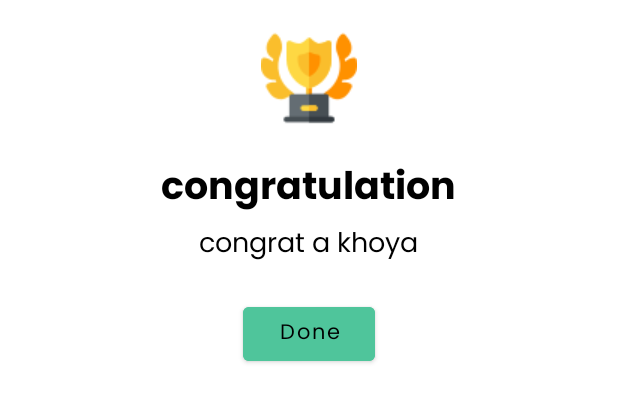
After one commit to OmarMAARAF/GymFit, an Android app: the layout dialog_congratulations.xml on its own in the app's theme, with its tools: preview values and no code run, on a phone screen of 412 x 824 dp. The commit adds this screen. Shown: the top 402 px of the screen. Run offline under Robolectric (Android 15) with nearby library versions, the phone set to English and light mode, and no system bars.

Commit message:
congratulations dialog

```diff
--- /dev/null
+++ b/app/src/main/res/layout/dialog_congratulations.xml
@@ -0,0 +1,55 @@
+<?xml version="1.0" encoding="utf-8"?>
+<RelativeLayout xmlns:android="http://schemas.android.com/apk/res/android"
+
+    android:layout_width="match_parent"
+    android:layout_height="match_parent"
+    android:padding="20dp">
+    <ImageView
+        android:layout_width="wrap_content"
+        android:layout_height="wrap_content"
+        android:id="@+id/trophypic"
+        android:src="@drawable/trophy"
+        android:layout_centerHorizontal="true"
+        />
+    <TextView
+        android:layout_width="wrap_content"
+        android:layout_height="wrap_content"
+        android:id="@+id/congratText"
+        android:layout_below="@id/trophypic"
+        android:layout_marginTop="20dp"
+        android:fontFamily="@font/poppins_bold"
+        android:layout_centerHorizontal="true"
+        android:textColor="@color/black"
+        android:textSize="25dp"
+        android:text="congratulation"
+        />
+    <TextView
+        android:layout_width="wrap_content"
+        android:layout_height="wrap_content"
+        android:layout_below="@id/congratText"
+        android:id="@+id/contartDesc"
+        android:layout_centerHorizontal="true"
+        android:fontFamily="@font/poppins_regular"
+        android:textSize="18dp"
+        android:textColor="@color/black"
+        android:text="congrat a khoya"/>
+    <Button
+        android:layout_width="wrap_content"
+        android:layout_height="wrap_content"
+        android:id="@+id/congratDone"
+        android:text="Done"
+        android:layout_below="@id/contartDesc"
+        android:layout_centerHorizontal="true"
+        android:layout_marginTop="20dp"
+        android:textColor="@color/black"
+        android:fontFamily="@font/poppins_regular"
+        android:textAllCaps="false"
+        android:backgroundTint="#4fc59b"
+        />
+
+
+
+
+
+
+</RelativeLayout>
--- a/app/src/main/res/values/styles.xml
+++ b/app/src/main/res/values/styles.xml
@@ -8,6 +8,7 @@
         <item name="colorAccent">@color/colorAccent</item>
     </style>
 
+
     <style name="AppTheme.NoActionBar">
         <item name="windowActionBar">false</item>
         <item name="windowNoTitle">true</item>
--- a/app/src/main/res/values/themes.xml
+++ b/app/src/main/res/values/themes.xml
@@ -18,6 +18,10 @@
         <item name="windowActionBar">false</item>
         <item name="windowNoTitle">true</item>
     </style>
+    <style name="animation">
+        <item name="android:windowEnterAnimation">@android:anim/fade_in</item>
+        <item name="android:windowExitAnimation">@android:anim/fade_out</item>
+    </style>
 
     <style name="Theme.MyApplication.AppBarOverlay" parent="ThemeOverlay.AppCompat.Dark.ActionBar" />
 
```
Also changed, not shown: app/src/main/java/com/example/myapplication/Layout/MusculeDesc.java (+25 -15 lines).
